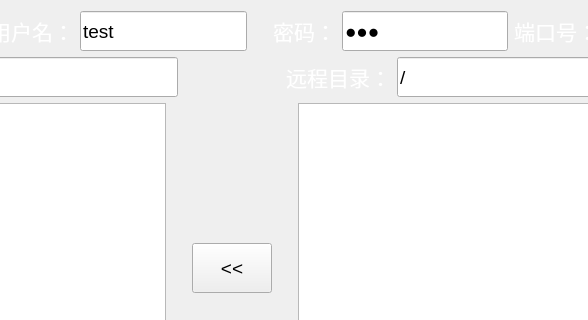
First picture: the form in src/client/clientwindow.ui, repository lxl3333/httplib, before the edit; both pictures show x 282 to 870 and y 0 to 320 of the 1028 by 620 pixel window.
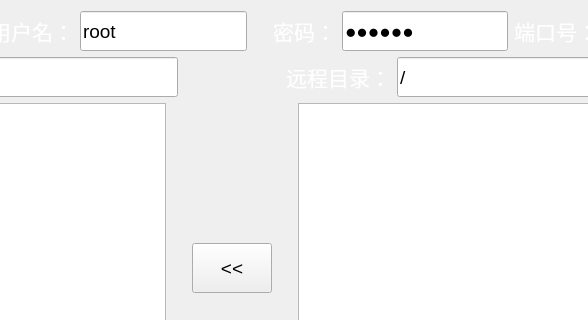
Second picture: the form after the edit.

Commit message: 添加本地文件显示界面

```diff
--- a/src/client/clientwindow.ui
+++ b/src/client/clientwindow.ui
@@ -227,7 +227,7 @@
           </font>
          </property>
          <property name="text">
-          <string>test</string>
+          <string>root</string>
          </property>
         </widget>
        </item>
@@ -281,7 +281,7 @@
           </font>
          </property>
          <property name="text">
-          <string>123</string>
+          <string>000000</string>
          </property>
          <property name="echoMode">
           <enum>QLineEdit::Password</enum>
```
The commit also changes 5 other files.
